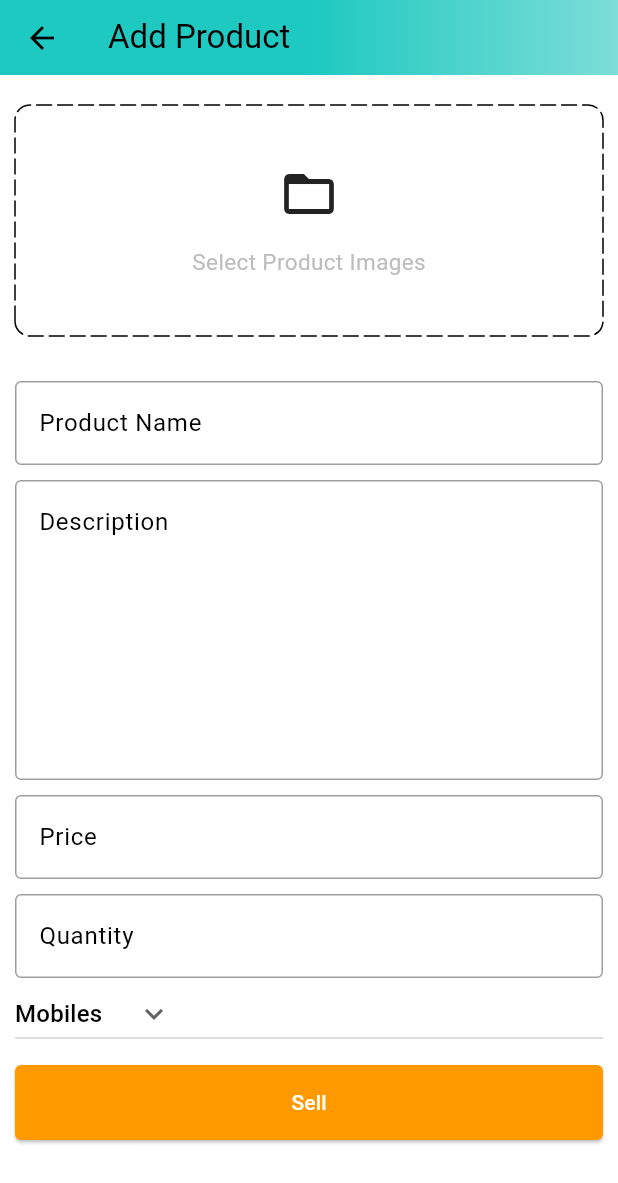
After one commit to Nmndwdi/E-Commerce-App, a Flutter app: the AdminScreen screen opened directly, after a tap on the "add" icon, on a phone screen of 412 x 824 dp. The commit adds this screen. Shown: the top 1183 px of the screen. Run offline on Flutter 3.47's test engine with Material 2 defaults, Android fonts, the light colour scheme and no system bars; drawn by our look-alikes of dotted_border; our stand-ins replace badges, carousel_slider, file_picker, shared_preferences; accounts and stored records are empty.

Commit message:
Add Product Screen from Admin Side

```diff
--- a/market_infinite/lib/common/widgets/custom_textfield.dart
+++ b/market_infinite/lib/common/widgets/custom_textfield.dart
@@ -3,8 +3,9 @@ import 'package:flutter/material.dart';
 class CustomtextField extends StatelessWidget {
   final TextEditingController controller;
   final String hintText;
+  final int maxLines;
 
-  const CustomtextField({super.key, required this.controller, required this.hintText});
+  const CustomtextField({super.key, required this.controller, required this.hintText, this.maxLines=1,});
 
   @override
   Widget build(BuildContext context) {
@@ -31,6 +32,7 @@ class CustomtextField extends StatelessWidget {
         }
         return null;
       },
+      maxLines: maxLines,
     );
   }
 }
--- a/market_infinite/lib/constants/utils.dart
+++ b/market_infinite/lib/constants/utils.dart
@@ -1,3 +1,6 @@
+import 'dart:io';
+
+import 'package:file_picker/file_picker.dart';
 import 'package:flutter/material.dart';
 
 void showSnackBar(BuildContext context,String text)
@@ -8,3 +11,27 @@ void showSnackBar(BuildContext context,String text)
       ),
     );
 }
+
+Future<List<File>> pickImages() async
+{
+  List<File> images = [];
+  try
+  {
+    var files = await FilePicker.platform.pickFiles(
+      type: FileType.image,
+      allowMultiple: true,
+    );
+    if(files != null && files.files.isNotEmpty)
+    {
+      for(int i=0;i<files.files.length;i++)
+      {
+        images.add(File(files.files[i].path!));
+      }
+    }
+  }
+  catch(e)
+  {
+    debugPrint(e.toString());
+  }
+  return images;
+}
--- /dev/null
+++ b/market_infinite/lib/features/admin/screens/add_product_screen.dart
@@ -0,0 +1,140 @@
+import 'dart:io';
+
+import 'package:dotted_border/dotted_border.dart';
+import 'package:flutter/material.dart';
+import 'package:market_infinite/common/widgets/custom_button.dart';
+import 'package:market_infinite/common/widgets/custom_textfield.dart';
+import 'package:market_infinite/constants/utils.dart';
+
+import '../../../constants/global_variables.dart';
+
+class AddProductScreen extends StatefulWidget {
+  static const String routeName = "/add-product";
+  const AddProductScreen({super.key});
+
+  @override
+  State<AddProductScreen> createState() => _AddProductScreenState();
+}
+
+class _AddProductScreenState extends State<AddProductScreen> {
+
+  TextEditingController productNameController = TextEditingController();
+  TextEditingController descriptionController = TextEditingController();
+  TextEditingController priceController = TextEditingController();
+  TextEditingController quantityController = TextEditingController();
+
+  String category = "Mobiles";
+  List<File> images = [];
+
+  @override
+  void dispose() {
+    super.dispose();
+    productNameController.dispose();
+    descriptionController.dispose();
+    priceController.dispose();
+    quantityController.dispose();
+  }
+
+  List<String> productCategories = [
+    "Mobiles",
+    "Essentials",
+    "Appliances",
+    "Books",
+    "Fashion",
+  ];
+
+  void selectImages() async{
+    var res=await pickImages();
+    setState(() {
+      images=res;
+    });
+  }
+
+  @override
+  Widget build(BuildContext context) {
+    return Scaffold(
+      appBar: PreferredSize(
+        preferredSize: const Size.fromHeight(50),
+        child: AppBar(
+          flexibleSpace: Container(
+            decoration: const BoxDecoration(
+              gradient: GlobalVariables.appBarGradient,
+            ),
+          ),
+          title: const Text("Add Product",style: TextStyle(color: Colors.black),),
+        ),
+      ),
+      body: SingleChildScrollView(
+        child: Form(
+          child: Padding(
+            padding: const EdgeInsets.symmetric(horizontal: 10),
+            child: Column(
+              children: [
+                const SizedBox(height: 20,),
+                GestureDetector(
+                  onTap: selectImages,
+                  child: DottedBorder(
+                    borderType: BorderType.RRect,
+                    radius: const Radius.circular(10),
+                    dashPattern: const [10,4],
+                    strokeCap: StrokeCap.round,
+                    child: Container(
+                      width: double.infinity,
+                      height: 150,
+                      decoration: BoxDecoration(
+                      borderRadius: BorderRadius.circular(10),
+                      ),
+                      child: Column(
+                        mainAxisAlignment: MainAxisAlignment.center,
+                        children: [
+                          const Icon(Icons.folder_open,size: 40,),
+                          const SizedBox(height: 15,),
+                          Text(
+                            "Select Product Images",
+                            style: TextStyle(
+                              fontSize: 15,
+                              color: Colors.grey.shade400,
+                            ),
+                          )
+                        ],
+                      ),
+                    ),
+                  ),
+                ),
+                const SizedBox(height: 30,),
+                CustomtextField(controller: productNameController, hintText: "Product Name"),
+                const SizedBox(height: 10,),
+                CustomtextField(controller: descriptionController, hintText: "Description",maxLines: 7,),
+                const SizedBox(height: 10,),
+                CustomtextField(controller: priceController, hintText: "Price"),
+                const SizedBox(height: 10,),
+                CustomtextField(controller: quantityController, hintText: "Quantity"),
+                SizedBox(
+                  width: double.infinity,
+                  child: DropdownButton(
+                    value: category,
+                    icon: const Icon(Icons.keyboard_arrow_down,),
+                    items: productCategories.map((String item) {
+                      return DropdownMenuItem(
+                        value: item,
+                        child: Text(item),
+                        );
+                    }).toList(),
+                    onChanged: (String? newVal){
+                      setState(() {
+                        category=newVal!;
+                      });
+                    }
+                  ),
+                ),
+                const SizedBox(height: 10,),
+                CustomButton(text: "Sell", onTap: () {},
+                ),
+              ],
+            ),
+          ),
+        ),
+      ),
+    );
+  }
+}
--- /dev/null
+++ b/market_infinite/lib/features/admin/screens/admin_screen.dart
@@ -0,0 +1,115 @@
+import 'package:flutter/material.dart';
+import 'package:market_infinite/features/admin/screens/posts_screen.dart';
+
+import '../../../constants/global_variables.dart';
+
+class AdminScreen extends StatefulWidget {
+  const AdminScreen({super.key});
+
+  @override
+  State<AdminScreen> createState() => _AdminScreenState();
+}
+
+class _AdminScreenState extends State<AdminScreen> {
+  int _page=0;
+  double bottomBarWidth=42;
+  double bottomBarBorderWidth=5;
+
+  List<Widget> pages = [
+    const PostsScreen(),
+    const Center(
+      child: Text("Analytics Page"),
+    ),
+    const Center(child: Text("Orders Page"),),
+  ];
+
+  void updatePage(int page)
+  {
+    setState(() {
+      _page=page;
+    });
+  }
+
+  @override
+  Widget build(BuildContext context) {
+    return Scaffold(
+      appBar: PreferredSize(
+        preferredSize: const Size.fromHeight(50),
+        child: AppBar(
+          flexibleSpace: Container(
+            decoration: const BoxDecoration(
+              gradient: GlobalVariables.appBarGradient,
+            ),
+          ),
+          title: Row(
+            mainAxisAlignment: MainAxisAlignment.spaceBetween,
+            children: [
+              Container(
+                alignment: Alignment.topLeft,
+                child: Image.asset('assets/images/amazon_in.png',width: 120,height: 45,color: Colors.black,
+                ),
+              ),
+              const Text(
+                "Admin",
+                style: TextStyle(
+                  fontWeight: FontWeight.bold,
+                  color: Colors.black,
+                ),
+              )
+            ],
+          ),
+        ),
+      ),
+      body: pages[_page],
+        bottomNavigationBar: BottomNavigationBar(
+          currentIndex: _page,
+          selectedItemColor: GlobalVariables.selectedNavBarColor,
+          unselectedItemColor: GlobalVariables.unselectedNavBarColor,
+          backgroundColor: GlobalVariables.backgroundColor,
+          iconSize: 28,
+          onTap: updatePage,
+          items: [
+            // POSTS
+            BottomNavigationBarItem(icon: Container(
+              width: bottomBarWidth,
+              decoration: BoxDecoration(
+                border: Border(top: BorderSide(
+                  color: _page==0 ? GlobalVariables.selectedNavBarColor : GlobalVariables.backgroundColor,
+                  width: bottomBarBorderWidth,
+                )),
+              ),
+              child: const Icon(Icons.home_outlined,),
+            ),
+              label: '',
+            ),
+            // ANALYTICS
+            BottomNavigationBarItem(icon: Container(
+              width: bottomBarWidth,
+              decoration: BoxDecoration(
+                border: Border(top: BorderSide(
+                  color: _page==1 ? GlobalVariables.selectedNavBarColor : GlobalVariables.backgroundColor,
+                  width: bottomBarBorderWidth,
+                )),
+              ),
+              child: const Icon(Icons.analytics_outlined,),
+            ),
+              label: '',
+            ),
+            // ORDERS
+            BottomNavigationBarItem(icon: Container(
+              width: bottomBarWidth,
+              decoration: BoxDecoration(
+                border: Border(top: BorderSide(
+                  color: _page==2 ? GlobalVariables.selectedNavBarColor : GlobalVariables.backgroundColor,
+                  width: bottomBarBorderWidth,
+                )),
+              ),
+              child: const Icon(Icons.all_inbox_outlined,),
+            ),
+              label: '',
+            ),
+          ],
+        ),
+    );
+  }
+}
--- /dev/null
+++ b/market_infinite/lib/features/admin/screens/posts_screen.dart
@@ -0,0 +1,35 @@
+import 'package:flutter/material.dart';
+import 'package:market_infinite/constants/global_variables.dart';
+import 'package:market_infinite/features/admin/screens/add_product_screen.dart';
+
+class PostsScreen extends StatefulWidget {
+  const PostsScreen({super.key});
+
+  @override
+  State<PostsScreen> createState() => _PostsScreenState();
+}
+
+class _PostsScreenState extends State<PostsScreen> {
+
+  void navigateToAddProduct()
+  {
+    Navigator.pushNamed(context, AddProductScreen.routeName);
+  }
+
+  @override
+  Widget build(BuildContext context) {
+    return Scaffold(
+      body: const Center(child: Text("Products"),),
+      floatingActionButton: FloatingActionButton(
+        onPressed: navigateToAddProduct,
+        tooltip: "Add a Product",
+        child: const Icon(Icons.add),
+        backgroundColor: Color.fromARGB(255, 29, 201, 192),
+        shape: RoundedRectangleBorder(
+          borderRadius: BorderRadius.all(Radius.circular(50)),
+        ),
+      ),
+      floatingActionButtonLocation: FloatingActionButtonLocation.centerFloat,
+    );
+  }
+}
--- a/market_infinite/lib/main.dart
+++ b/market_infinite/lib/main.dart
@@ -1,5 +1,6 @@
 import 'package:market_infinite/common/widgets/bottom_bar.dart';
 import 'package:market_infinite/constants/global_variables.dart';
+import 'package:market_infinite/features/admin/screens/admin_screen.dart';
 import 'package:market_infinite/features/auth/screens/auth_screen.dart';
 import 'package:market_infinite/features/auth/services/auth_service.dart';
 import 'package:market_infinite/providers/user_provider.dart';
@@ -34,6 +35,7 @@ class _MyAppState extends State<MyApp> {
   @override
   Widget build(BuildContext context) {
     return MaterialApp(
+      debugShowCheckedModeBanner: false,
       title: 'Market Infinite',
       theme: ThemeData(
         scaffoldBackgroundColor: GlobalVariables.backgroundColor,
@@ -49,7 +51,7 @@ class _MyAppState extends State<MyApp> {
         useMaterial3: true,
       ),
       onGenerateRoute: (settings) => generateRoute(settings),
-      home: Provider.of<UserProvider>(context).user.token.isNotEmpty ? const BottomBar() : const AuthScreen(),
+      home: Provider.of<UserProvider>(context).user.token.isNotEmpty ? Provider.of<UserProvider>(context).user.type =="user" ? const BottomBar() : AdminScreen() : const AuthScreen(),
     );
   }
 }
--- a/market_infinite/lib/router.dart
+++ b/market_infinite/lib/router.dart
@@ -1,4 +1,5 @@
 import 'package:market_infinite/common/widgets/bottom_bar.dart';
+import 'package:market_infinite/features/admin/screens/add_product_screen.dart';
 import 'package:market_infinite/features/auth/screens/auth_screen.dart';
 import 'package:flutter/material.dart';
 import 'package:market_infinite/features/home/screens/home_screen.dart';
@@ -12,16 +13,25 @@ Route<dynamic> generateRoute(RouteSettings routeSettings)
         settings: routeSettings,
         builder: (_) => const AuthScreen(),
       );
-      case HomeScreen.routeName:
+
+    case HomeScreen.routeName:
       return MaterialPageRoute(
         settings: routeSettings,
         builder: (_) => const HomeScreen(),
       );
-      case BottomBar.routeName:
+
+    case BottomBar.routeName:
       return MaterialPageRoute(
         settings: routeSettings,
         builder: (_) => const BottomBar(),
       );
+
+    case AddProductScreen.routeName:
+      return MaterialPageRoute(
+        settings: routeSettings,
+        builder: (_) => const AddProductScreen(),
+      );
+
     default:
       return MaterialPageRoute(
         builder: (_)=> const Scaffold(
--- a/market_infinite/pubspec.yaml
+++ b/market_infinite/pubspec.yaml
@@ -40,6 +40,8 @@ dependencies:
   shared_preferences: ^2.2.0
   badges: ^3.1.1
   carousel_slider: ^4.2.1
+  dotted_border: ^2.0.0+3
+  file_picker: ^5.3.3
 
 dev_dependencies:
   flutter_test:
```
Also changed, not shown: market_infinite/pubspec.lock, 1 other file.
